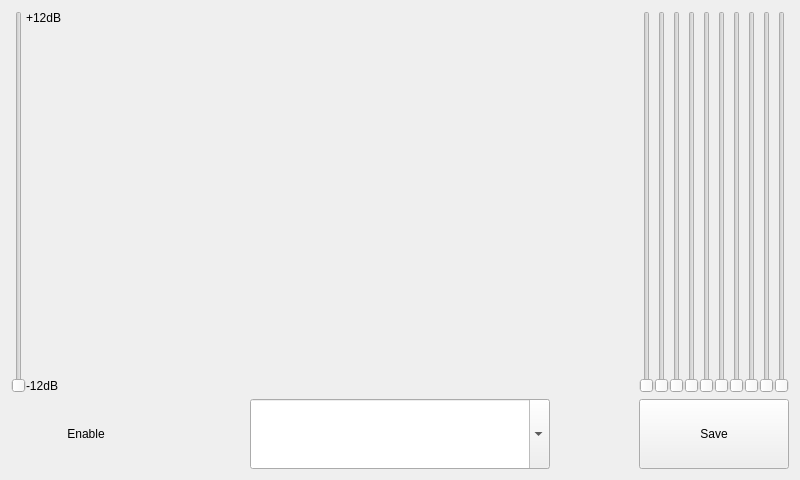
Before: the Qt Designer form src/ui/equalizerdialog.ui in niktischenko/someplayer, drawn with Qt 5.
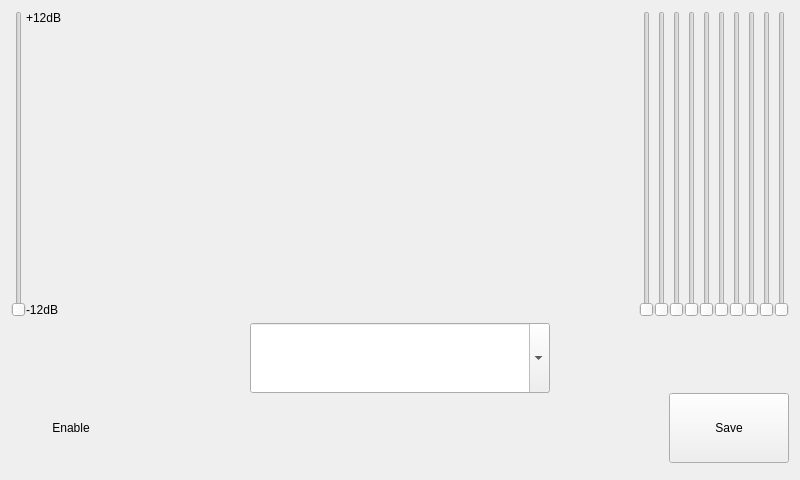
After: the same form once the commit is applied.

What changed in the file:
```diff
--- a/src/ui/equalizerdialog.ui
+++ b/src/ui/equalizerdialog.ui
@@ -137,40 +137,20 @@
     </layout>
    </item>
    <item>
-    <layout class="QHBoxLayout" name="horizontalLayout_3">
-     <item>
-      <widget class="QPushButton" name="enableToggleButton">
-       <property name="sizePolicy">
-        <sizepolicy hsizetype="Fixed" vsizetype="Fixed">
-         <horstretch>0</horstretch>
-         <verstretch>0</verstretch>
-        </sizepolicy>
-       </property>
-       <property name="minimumSize">
-        <size>
-         <width>150</width>
-         <height>70</height>
-        </size>
-       </property>
-       <property name="text">
-        <string>Enable</string>
-       </property>
-       <property name="checkable">
-        <bool>true</bool>
-       </property>
-       <property name="flat">
-        <bool>true</bool>
-       </property>
-      </widget>
-     </item>
+    <layout class="QVBoxLayout" name="verticalLayout_4">
+     <property name="spacing">
+      <number>0</number>
+     </property>
      <item>
-      <spacer name="horizontalSpacer_2">
+      <layout class="QHBoxLayout" name="thorizontalLayout">
+       <item>
+        <spacer name="lhorizontalSpacer">
        <property name="orientation">
         <enum>Qt::Horizontal</enum>
        </property>
        <property name="sizeHint" stdset="0">
         <size>
-         <width>40</width>
+           <width>5</width>
          <height>20</height>
         </size>
        </property>
@@ -199,7 +179,55 @@
       </widget>
      </item>
      <item>
-      <spacer name="horizontalSpacer">
+        <spacer name="rhorizontalSpacer">
+         <property name="orientation">
+          <enum>Qt::Horizontal</enum>
+         </property>
+         <property name="sizeHint" stdset="0">
+          <size>
+           <width>5</width>
+           <height>20</height>
+          </size>
+         </property>
+        </spacer>
+       </item>
+      </layout>
+     </item>
+     <item>
+      <layout class="QHBoxLayout" name="bhorizontalLayout">
+       <item>
+        <widget class="QPushButton" name="enableToggleButton">
+         <property name="sizePolicy">
+          <sizepolicy hsizetype="Fixed" vsizetype="Fixed">
+           <horstretch>0</horstretch>
+           <verstretch>0</verstretch>
+          </sizepolicy>
+         </property>
+         <property name="minimumSize">
+          <size>
+           <width>120</width>
+           <height>70</height>
+          </size>
+         </property>
+         <property name="maximumSize">
+          <size>
+           <width>120</width>
+           <height>16777215</height>
+          </size>
+         </property>
+         <property name="text">
+          <string>Enable</string>
+         </property>
+         <property name="checkable">
+          <bool>true</bool>
+         </property>
+         <property name="flat">
+          <bool>true</bool>
+         </property>
+        </widget>
+       </item>
+       <item>
+        <spacer name="chorizontalSpacer">
        <property name="orientation">
         <enum>Qt::Horizontal</enum>
        </property>
@@ -221,10 +249,16 @@
        </property>
        <property name="minimumSize">
         <size>
-         <width>150</width>
+           <width>120</width>
          <height>70</height>
         </size>
        </property>
+         <property name="maximumSize">
+          <size>
+           <width>120</width>
+           <height>16777215</height>
+          </size>
+         </property>
        <property name="text">
         <string>Save</string>
        </property>
@@ -234,6 +268,20 @@
       </widget>
      </item>
     </layout>
+     </item>
+    </layout>
+   </item>
+   <item>
+    <widget class="QWidget" name="widget" native="true">
+     <layout class="QVBoxLayout" name="verticalLayout_3">
+      <property name="spacing">
+       <number>0</number>
+      </property>
+      <property name="margin">
+       <number>0</number>
+      </property>
+     </layout>
+    </widget>
    </item>
   </layout>
  </widget>
```
Lines whose indentation alone changed are shown as unchanged.
